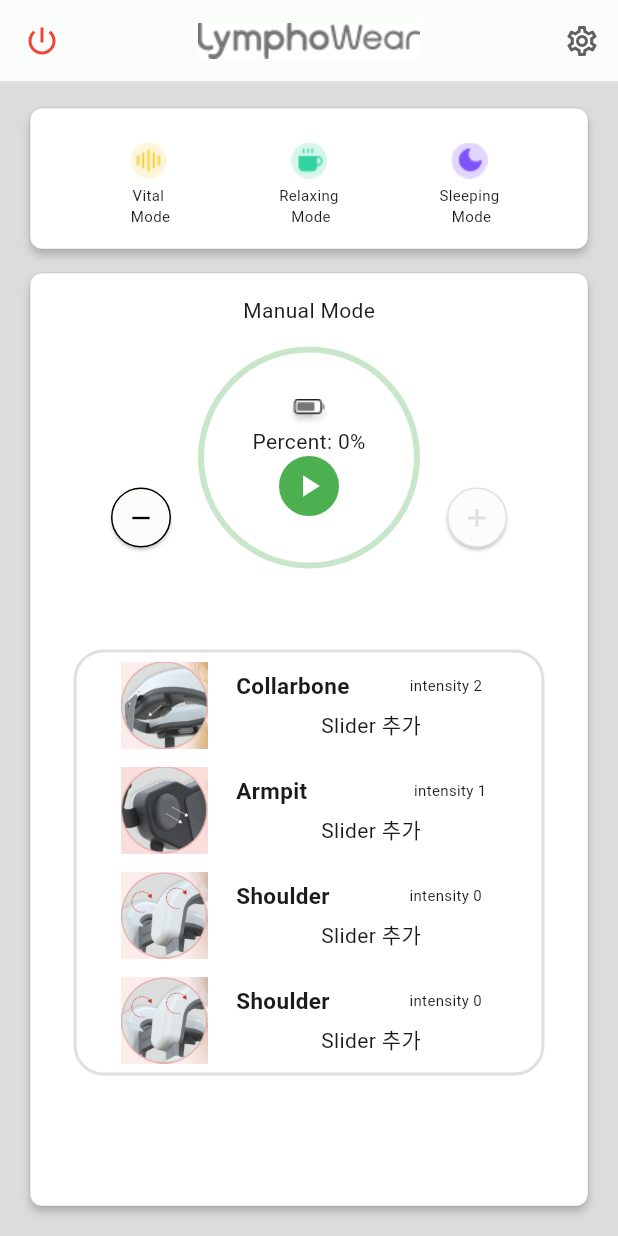
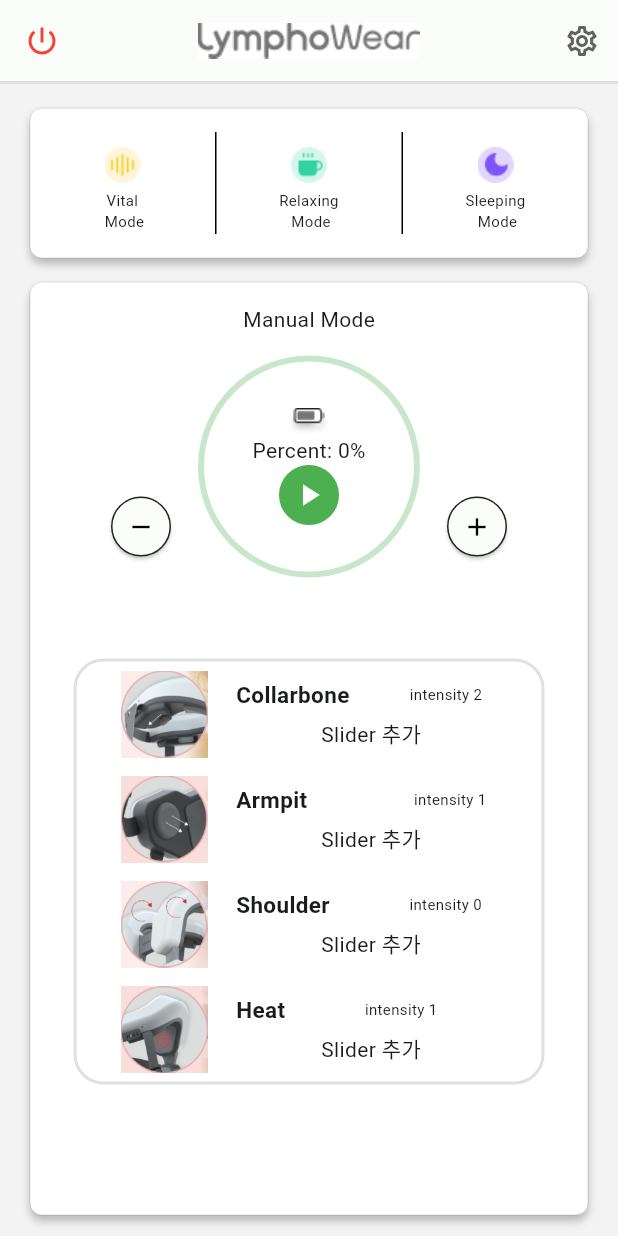
Before and after one commit to kwakdeung/lymphowear_remote_app_logging_responsive, a Flutter app: the HomeDefault screen opened directly, on a phone screen of 412 x 824 dp. Run offline on Flutter 3.47's test engine with Material 2 defaults, Android fonts, the phone set to English and light mode, and no system bars.

Commit message:
Add heat

```diff
--- /dev/null
+++ b/lib/components/heat.dart
@@ -0,0 +1,65 @@
+import 'package:flutter/material.dart';
+
+class Heat extends StatefulWidget {
+  const Heat({Key? key}) : super(key: key);
+
+  @override
+  State<Heat> createState() => _HeatState();
+}
+
+class _HeatState extends State<Heat> {
+  @override
+  Widget build(BuildContext context) {
+    return Container(
+      decoration: BoxDecoration(
+          border: Border.all(
+            color: Colors.white,
+          ),
+          borderRadius: BorderRadius.circular(7)),
+      margin: const EdgeInsets.all(5.0),
+      padding: const EdgeInsets.all(0.0),
+      height: 60,
+      width: 300,
+      child: Row(
+        mainAxisAlignment: MainAxisAlignment.spaceEvenly,
+        children: [
+          Container(
+            padding: const EdgeInsets.fromLTRB(5, 0, 0, 0),
+            child: Image.asset(
+              'assets/images/Heat.png',
+              width: 60,
+              height: 60,
+            ),
+          ),
+          Container(
+            margin: const EdgeInsets.all(0.0),
+            width: 180,
+            child: Column(
+              mainAxisAlignment: MainAxisAlignment.spaceEvenly,
+              children: [
+                Row(
+                  crossAxisAlignment: CrossAxisAlignment.center,
+                  children: const [
+                    Text(
+                      'Heat',
+                      style:
+                          TextStyle(fontSize: 15, fontWeight: FontWeight.bold),
+                    ),
+                    SizedBox(
+                      width: 53,
+                    ),
+                    Text(
+                      'intensity 1',
+                      style: TextStyle(fontSize: 10),
+                    ),
+                  ],
+                ),
+                const Text('Slider 추가'),
+              ],
+            ),
+          ),
+        ],
+      ),
+    );
+  }
+}
--- a/lib/components/lymphowear_state.dart
+++ b/lib/components/lymphowear_state.dart
@@ -1,6 +1,5 @@
 import 'package:flutter/material.dart';
 import 'package:lymphowear_remote_app_logging_responsive/components/circularindicator.dart';
-import 'package:lymphowear_remote_app_logging_responsive/ui/responsive/responsive_builder.dart';
 
 class LymphoWearState extends StatelessWidget {
   const LymphoWearState({Key? key}) : super(key: key);
@@ -30,7 +29,7 @@
                   child: ElevatedButton(
                     onPressed: () {},
                     style: ElevatedButton.styleFrom(
-                        side: const BorderSide(color: Colors.black),
+                        side: const BorderSide(color: Color(0xff212121)),
                         shape: const CircleBorder(), //<-- SEE HERE
                         padding: const EdgeInsets.all(10),
                         surfaceTintColor: Colors.white),
@@ -43,20 +42,20 @@
                 ),
                 Container(
                   margin: const EdgeInsets.fromLTRB(8, 0, 8, 0),
-                  child: const CircularIndicator(),
+                  child: CircularIndicator(),
                 ),
                 Container(
                   margin: const EdgeInsets.fromLTRB(0, 96, 0, 16),
                   child: ElevatedButton(
                     onPressed: () {},
                     style: ElevatedButton.styleFrom(
-                        side: const BorderSide(color: Color(0xffE0E0E0)),
+                        side: const BorderSide(color: Color(0xff212121)),
                         shape: const CircleBorder(), //<-- SEE HERE
                         padding: const EdgeInsets.all(10),
                         surfaceTintColor: Colors.white),
                     child: const Icon(
                       Icons.add,
-                      color: Color(0xffE0E0E0),
+                      color: Colors.black,
                       size: 20,
                     ),
                   ),
--- a/lib/widgets/home/home_default.dart
+++ b/lib/widgets/home/home_default.dart
@@ -1,7 +1,7 @@
 import 'package:flutter/material.dart';
 import 'package:lymphowear_remote_app_logging_responsive/components/armpit.dart';
 import 'package:lymphowear_remote_app_logging_responsive/components/collarbone.dart';
-import 'package:lymphowear_remote_app_logging_responsive/components/heating_option.dart';
+import 'package:lymphowear_remote_app_logging_responsive/components/heat.dart';
 import 'package:lymphowear_remote_app_logging_responsive/components/lymphowear_state.dart';
 import 'package:lymphowear_remote_app_logging_responsive/components/shoulder.dart';
 
@@ -39,18 +39,17 @@
               onPressed: () {}),
         ],
       ),
-      body: Container(
-        width: double.infinity,
-        height: double.infinity,
-        color: const Color(0xffDCDCDC),
-        child: SingleChildScrollView(
+      body: SingleChildScrollView(
+        child: Container(
+          color: const Color(0xffF3F3F3),
           child: Center(
+            child: Container(
+              margin: const EdgeInsets.fromLTRB(20, 16, 20, 0),
+              child: Container(
+                margin: const EdgeInsets.fromLTRB(0, 0, 0, 16),
                 child: Column(
-              mainAxisAlignment: MainAxisAlignment.start,
                   children: [
                     Container(
-                  margin: const EdgeInsets.fromLTRB(20, 16, 20, 16),
-                  padding: const EdgeInsets.fromLTRB(0, 15, 0, 15),
                       decoration: BoxDecoration(
                         borderRadius: BorderRadius.circular(8),
                         border: Border.all(color: Colors.black12, width: 0),
@@ -64,22 +63,24 @@
                           ),
                         ],
                       ),
+                      height: 100,
                       child: Row(
-                    mainAxisAlignment: MainAxisAlignment.center,
-                    children: [
-                      GestureDetector(
+                        children: <Widget>[
+                          Expanded(
+                            child: GestureDetector(
                               onTap: () {
                                 debugPrint("Vital mode 홈페이지로 이동");
                               },
                               child: Container(
-                          width: 106.0,
-                          padding: const EdgeInsets.fromLTRB(10, 0, 10, 0),
+                                padding:
+                                    const EdgeInsets.fromLTRB(10, 0, 10, 0),
                                 color: Colors.transparent,
                                 child: Column(
                                   mainAxisAlignment: MainAxisAlignment.center,
                                   children: [
                                     Container(
-                                  margin: const EdgeInsets.fromLTRB(0, 8, 0, 4),
+                                        margin: const EdgeInsets.fromLTRB(
+                                            0, 8, 0, 4),
                                         child: Image.asset(
                                             'assets/images/ic_vital2.png')),
                                     const Text(
@@ -91,20 +92,31 @@
                                 ),
                               ),
                             ),
-                      verticalDivider(),
-                      GestureDetector(
+                          ),
+                          Container(
+                            margin: const EdgeInsets.fromLTRB(0, 16, 0, 16),
+                            child: const VerticalDivider(
+                              width: 1,
+                              thickness: 1,
+                              color: Colors.black,
+                              // color: Color(0xffEEEEEE),
+                            ),
+                          ),
+                          Expanded(
+                            child: GestureDetector(
                               onTap: () {
                                 debugPrint("Relaxing mode 홈페이지로 이동");
                               },
                               child: Container(
-                          width: 106.0,
-                          padding: const EdgeInsets.fromLTRB(10.0, 0, 10.0, 0),
+                                padding:
+                                    const EdgeInsets.fromLTRB(10.0, 0, 10.0, 0),
                                 color: Colors.transparent,
                                 child: Column(
                                   mainAxisAlignment: MainAxisAlignment.center,
                                   children: [
                                     Container(
-                                  margin: const EdgeInsets.fromLTRB(0, 8, 0, 4),
+                                        margin: const EdgeInsets.fromLTRB(
+                                            0, 8, 0, 4),
                                         child: Image.asset(
                                             'assets/images/ic_relaxing2.png')),
                                     const Text(
@@ -116,20 +128,31 @@
                                 ),
                               ),
                             ),
-                      verticalDivider(),
-                      GestureDetector(
+                          ),
+                          Container(
+                            margin: const EdgeInsets.fromLTRB(0, 16, 0, 16),
+                            child: const VerticalDivider(
+                              width: 1,
+                              thickness: 1,
+                              color: Colors.black,
+                              // color: Color(0xffEEEEEE),
+                            ),
+                          ),
+                          Expanded(
+                            child: GestureDetector(
                               onTap: () {
                                 debugPrint("Sleeping mode 홈페이지로 이동");
                               },
                               child: Container(
-                          width: 106.0,
-                          padding: const EdgeInsets.fromLTRB(10.0, 0, 10.0, 0),
+                                padding:
+                                    const EdgeInsets.fromLTRB(10.0, 0, 10.0, 0),
                                 color: Colors.transparent,
                                 child: Column(
                                   mainAxisAlignment: MainAxisAlignment.center,
                                   children: [
                                     Container(
-                                  margin: const EdgeInsets.fromLTRB(0, 8, 0, 4),
+                                        margin: const EdgeInsets.fromLTRB(
+                                            0, 8, 0, 4),
                                         child: Image.asset(
                                             'assets/images/ic_sleeping2.png')),
                                     const Text(
@@ -141,11 +164,12 @@
                                 ),
                               ),
                             ),
+                          ),
                         ],
                       ),
                     ),
                     Container(
-                  margin: const EdgeInsets.fromLTRB(20, 0, 20, 16),
+                      margin: const EdgeInsets.fromLTRB(0, 16, 0, 0),
                       padding: const EdgeInsets.fromLTRB(0, 15, 0, 15),
                       width: double.infinity,
                       decoration: BoxDecoration(
@@ -174,14 +198,14 @@
                             margin: const EdgeInsets.fromLTRB(20, 24, 20, 72),
                             decoration: BoxDecoration(
                                 borderRadius: BorderRadius.circular(20),
-                            border:
-                                Border.all(color: Colors.black12, width: 2)),
+                                border: Border.all(
+                                    color: Colors.black12, width: 2)),
                             child: Column(
                               children: const [
                                 Collarbone(),
                                 Armpit(),
                                 Shoulder(),
-                            Shoulder(),
+                                Heat(),
                               ],
                             ),
                           ),
@@ -193,11 +217,8 @@
               ),
             ),
           ),
+        ),
+      ),
     );
   }
-
-  Widget verticalDivider() {
-    return const VerticalDivider(
-        thickness: 1, width: 1, color: Color(0xffEEEEEE));
 }
-}
```
Lines whose indentation alone changed are shown as unchanged.
